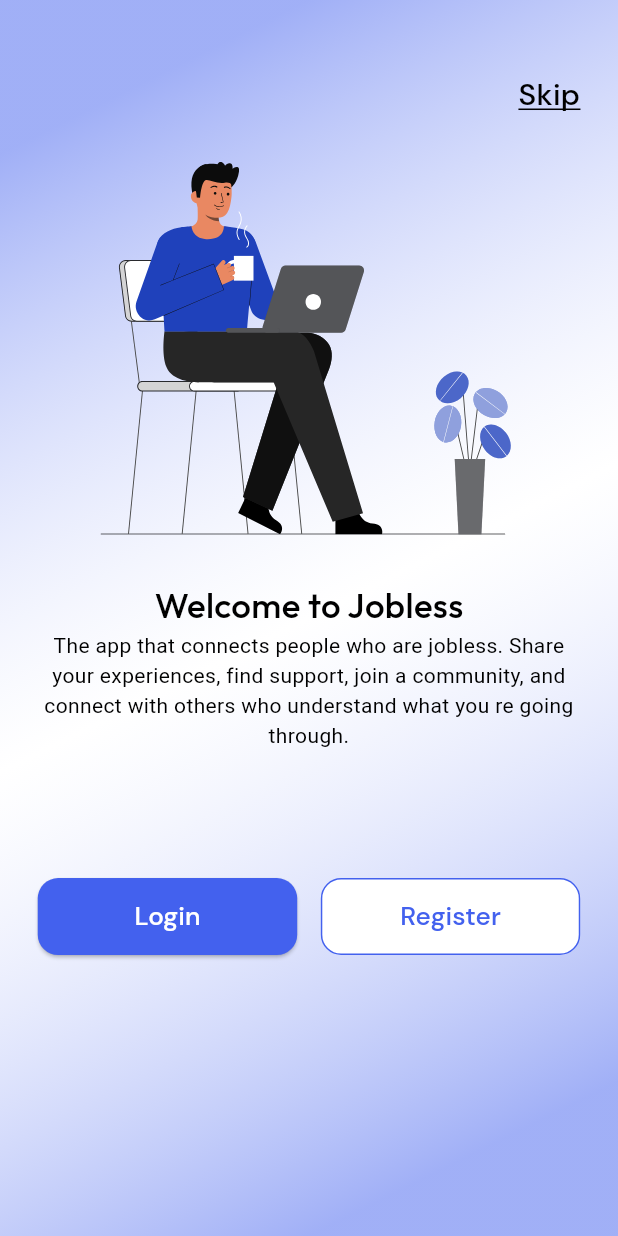
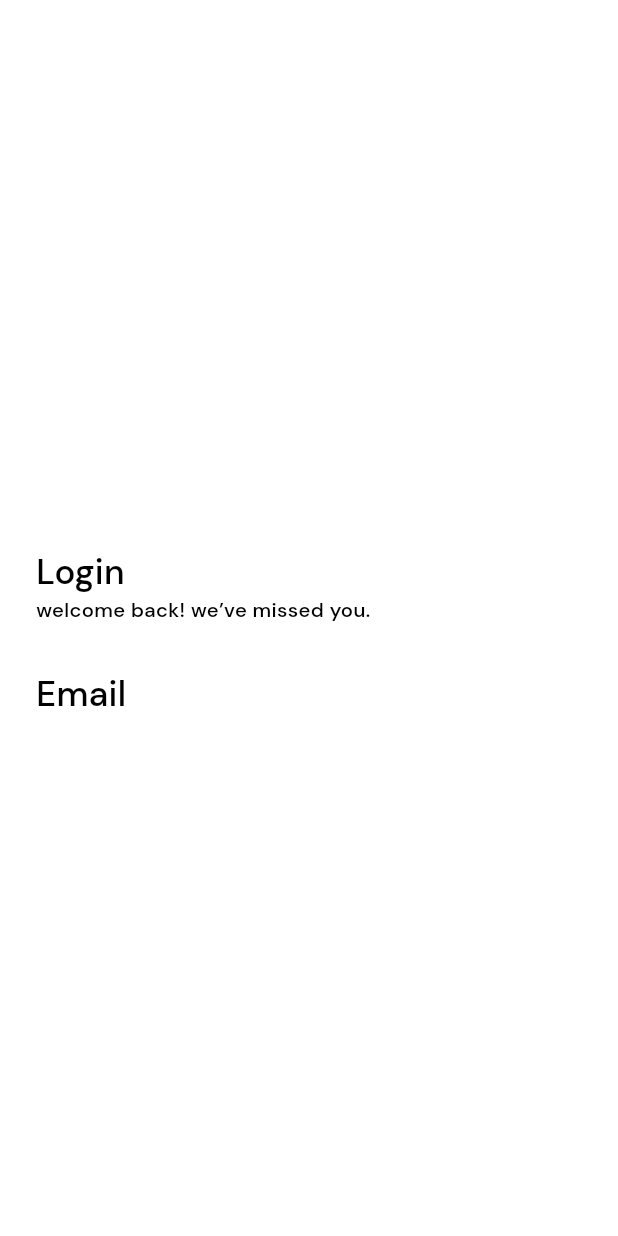
Before and after one commit to alfayej55/Jobless, a Flutter app: the screen it shows after launch, after a tap on "Login", on a phone screen of 412 x 824 dp. Run offline on Flutter 3.47's test engine with Material 3 defaults, Android fonts, the phone set to English and light mode, and no system bars; our stand-ins replace animated_notch_bottom_bar, flutter_screenutil, flutter_spinkit, flutter_svg, get, shared_preferences.

Commit message:
login screen

```diff
--- a/lib/helpers/route.dart
+++ b/lib/helpers/route.dart
@@ -1,4 +1,5 @@
 import 'package:get/get.dart';
+import 'package:jobless/views/screen/Auth/login_screen.dart';
 import 'package:jobless/views/screen/Home/home_screen.dart';
 import 'package:jobless/views/screen/Message/message_screen.dart';
 import 'package:jobless/views/screen/Profile/profile_screen.dart';
@@ -18,6 +19,7 @@ class AppRoutes{
   static String onboardingScreen="/onboarding_screen";
   static String jobConfirmScreen="/jobConfirm_screen";
   static String jobCategoriScreen="/jobCategori_screen";
+  static String loginScreen="/login_screen";
 
  static List<GetPage> page=[
     GetPage(name:splashScreen, page: ()=>const SplashScreen()),
@@ -28,6 +30,7 @@ class AppRoutes{
     GetPage(name:profileScreen, page: ()=>const ProfileScreen(),transition: Transition.noTransition),
      GetPage(name:jobConfirmScreen, page: ()=>const JobConfiramScreen()),
      GetPage(name:jobCategoriScreen, page: ()=>const JoblessCategoricScreen()),
+     GetPage(name:loginScreen, page: ()=>const LoginScreen()),
   ];
 
 
--- a/lib/utils/app_string.dart
+++ b/lib/utils/app_string.dart
@@ -6,6 +6,9 @@ class AppString {
   static String subonboardingText='The app that connects people who are jobless. Share your experiences, find support, join a community, and connect with others who understand what you re going through.';
   static String loginText='Login';
   static String registerText='Register';
+  static String emailText='Email';
+  static String passawordText='Passaword';
+  static String subLoginText='welcome back! we’ve missed you.';
   static String jobConfiramTitleText='Are you currently jobless?';
   static String subjobConfiramTitleText='Finding a job can be challenging, but the Jobless app is here to help. Whether you re seeking your first job, changing careers';
   static String yesText='Yes';
--- /dev/null
+++ b/lib/views/screen/Auth/login_screen.dart
@@ -0,0 +1,35 @@
+import 'package:flutter/material.dart';
+import 'package:flutter_screenutil/flutter_screenutil.dart';
+import 'package:jobless/utils/app_string.dart';
+import 'package:jobless/utils/style.dart';
+
+class LoginScreen extends StatelessWidget {
+  const LoginScreen({super.key});
+
+  @override
+  Widget build(BuildContext context) {
+    return Scaffold(
+
+      body: Padding(
+        padding: const EdgeInsets.symmetric(horizontal: 24),
+        child: Column(
+          mainAxisAlignment: MainAxisAlignment.center,
+          crossAxisAlignment: CrossAxisAlignment.start,
+          children: [
+            SizedBox(height: 20.h,),
+            Text(AppString.loginText,style:AppStyles.h1()),
+            Text(AppString.subLoginText,style:AppStyles.h5(family: "DMSans")),
+            SizedBox(height: 30.h),
+
+            Text(AppString.emailText,style:AppStyles.h1()),
+
+
+
+
+
+          ],
+        ),
+      ),
+    );
+  }
+}
--- a/lib/views/screen/onboarding_screen/onboarding_screen1.dart
+++ b/lib/views/screen/onboarding_screen/onboarding_screen1.dart
@@ -49,7 +49,9 @@ class OnBoardingScreen1 extends StatelessWidget {
                 children: [
                   CustomButton(
                       width: 165.w,
-                      onTap: (){},
+                      onTap: (){
+                        Get.toNamed(AppRoutes.loginScreen);
+                      },
                       text: AppString.loginText),
 
                   CustomOutlineButton(
```
